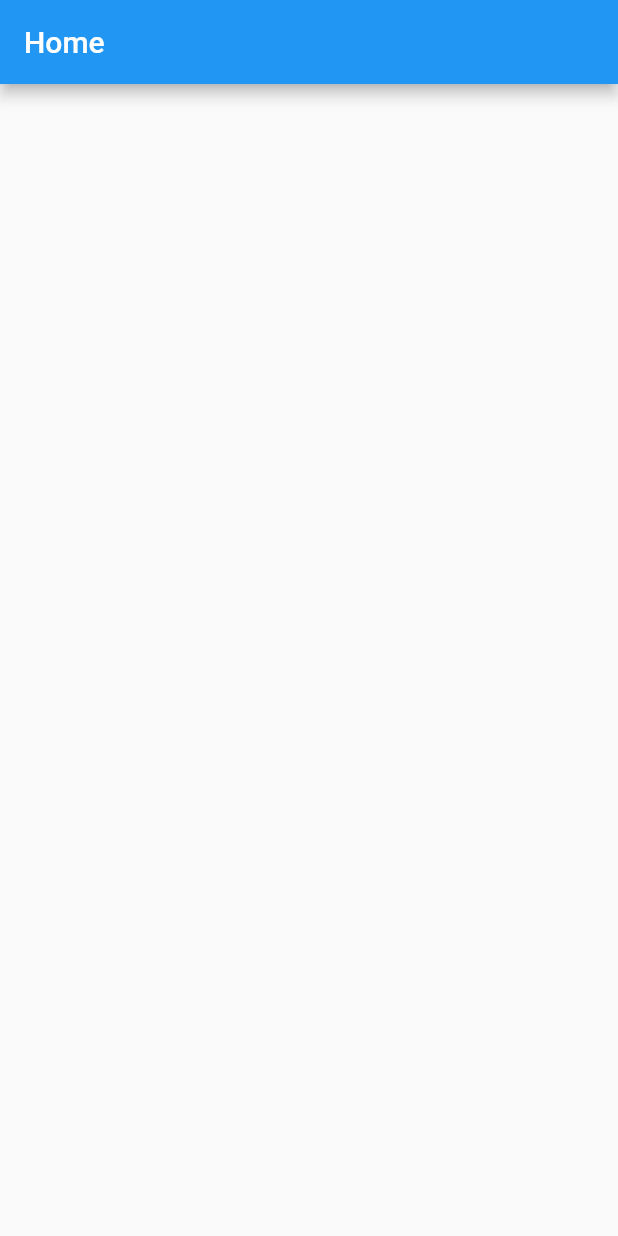
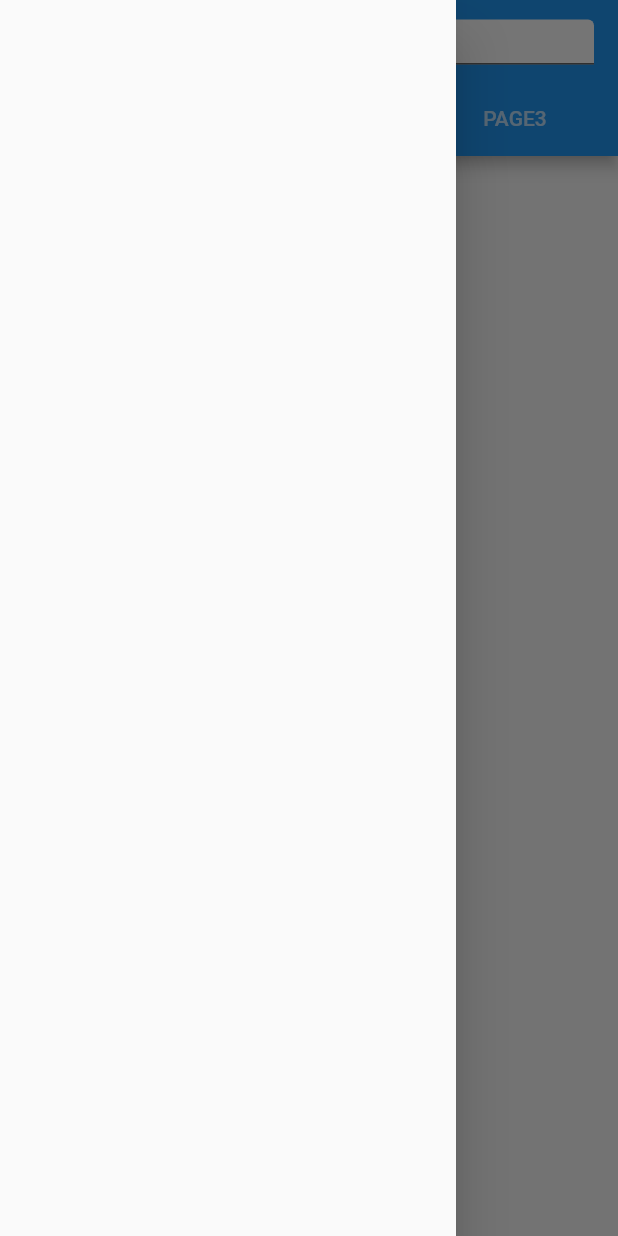
Before and after one commit to markoux/hackathonFlutter, a Flutter app: the screen it shows after launch, with the side drawer open (before the commit the screen has no drawer), on a phone screen of 412 x 824 dp. Run offline on Flutter 3.47's test engine with Material 2 defaults, Android fonts, the phone set to English and light mode, and no system bars.

Commit message:
tabs not working

```diff
--- a/lib/home_page.dart
+++ b/lib/home_page.dart
@@ -1,10 +1,69 @@
 import 'package:flutter/material.dart';
 
-class HomePage extends StatelessWidget {
+class HomePage extends StatefulWidget {
+  @override
+  State<StatefulWidget> createState() {
+    return HomePageState();
+  }
+}
+
+class HomePageState extends State<HomePage>
+    with SingleTickerProviderStateMixin {
+  TabController _tabController;
+
+  List<String> tabNames = const <String>[
+    'Page1',
+    'Page2',
+    'Page3',
+  ];
+
+  @override
+  void initState() {
+    _tabController = TabController(length: tabNames.length, vsync: this);
+    super.initState();
+  }
+
+  @override
+  void dispose() {
+    _tabController.dispose();
+    super.dispose();
+  }
+
   @override
   Widget build(BuildContext context) {
+    final double screenWidth = MediaQuery
+        .of(context)
+        .size
+        .width;
     return Scaffold(
-      appBar: AppBar(title: Text('Home')),
+      drawer: Drawer(
+        child: Container(),
+      ),
+      appBar: AppBar(
+        title: Container(
+            height: 30,
+            child: TextField(
+              decoration: InputDecoration(
+                  hintText: 'Search',
+                  labelStyle: TextStyle(textBaseline: TextBaseline.alphabetic),
+                  prefixIcon: Icon(Icons.search),
+                  isDense: true,
+                  filled: true,
+                  fillColor: Colors.white),
+            )),
+        bottom: TabBar(
+          isScrollable: false,
+          tabs: new List.generate(tabNames.length, (index) {
+            return new Tab(text: tabNames[index].toUpperCase());
+          }),
+          onTap: (i) {
+            FocusScope.of(context).requestFocus(FocusNode());
+          },
+          controller: _tabController,
+        ),
+      ),
+      body: Container(
+      ),
     );
   }
 }
--- a/pubspec.yaml
+++ b/pubspec.yaml
@@ -23,6 +23,8 @@ dependencies:
   # The following adds the Cupertino Icons font to your application.
   # Use with the CupertinoIcons class for iOS style icons.
   cupertino_icons: ^0.1.2
+  url_launcher: ^5.0.2
+  http: ^0.12.0+2
 
 dev_dependencies:
   flutter_test:
```
Also changed, not shown: pubspec.lock.
